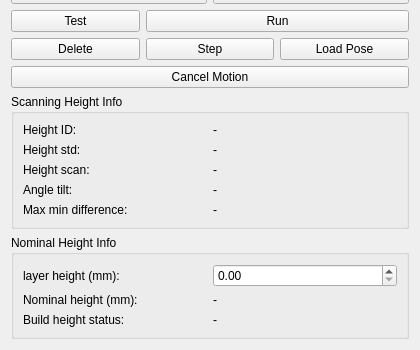
First picture: the form in src/scanning_application/scanning_robviz/resources/path_robviz.ui, repository Davidlequnchen/MultiSensorFusion-ROS-AM-Monitoring, before the edit; both pictures show x 0 to 420 and y 523 to 873 of the 420 by 873 pixel window.
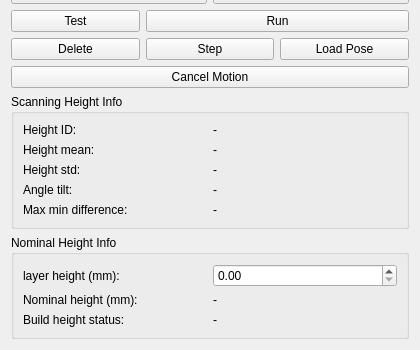
Second picture: the form after the edit. Icons and pictures are not drawn.

Commit message: Updata code for data fusion, minor changes to the height monitoring program on max min calculation

```diff
--- a/src/scanning_application/scanning_robviz/resources/path_robviz.ui
+++ b/src/scanning_application/scanning_robviz/resources/path_robviz.ui
@@ -160,14 +160,14 @@
       <item>
        <layout class="QHBoxLayout" name="horizontalLayout_4">
         <item>
-         <widget class="QLabel" name="label_std">
+         <widget class="QLabel" name="label_mean">
           <property name="text">
-           <string>Height std:</string>
+           <string>Height mean:</string>
           </property>
          </widget>
         </item>
         <item>
-         <widget class="QLabel" name="label_std_value">
+         <widget class="QLabel" name="label_mean_value">
           <property name="text">
            <string>-</string>
           </property>
@@ -178,14 +178,14 @@
       <item>
        <layout class="QHBoxLayout" name="horizontalLayout_5">
         <item>
-         <widget class="QLabel" name="label_mean">
+         <widget class="QLabel" name="label_std">
           <property name="text">
-           <string>Height scan:</string>
+           <string>Height std:</string>
           </property>
          </widget>
         </item>
         <item>
-         <widget class="QLabel" name="label_mean_value">
+         <widget class="QLabel" name="label_std_value">
           <property name="text">
            <string>-</string>
           </property>
```
The commit also changes 27 other files.
